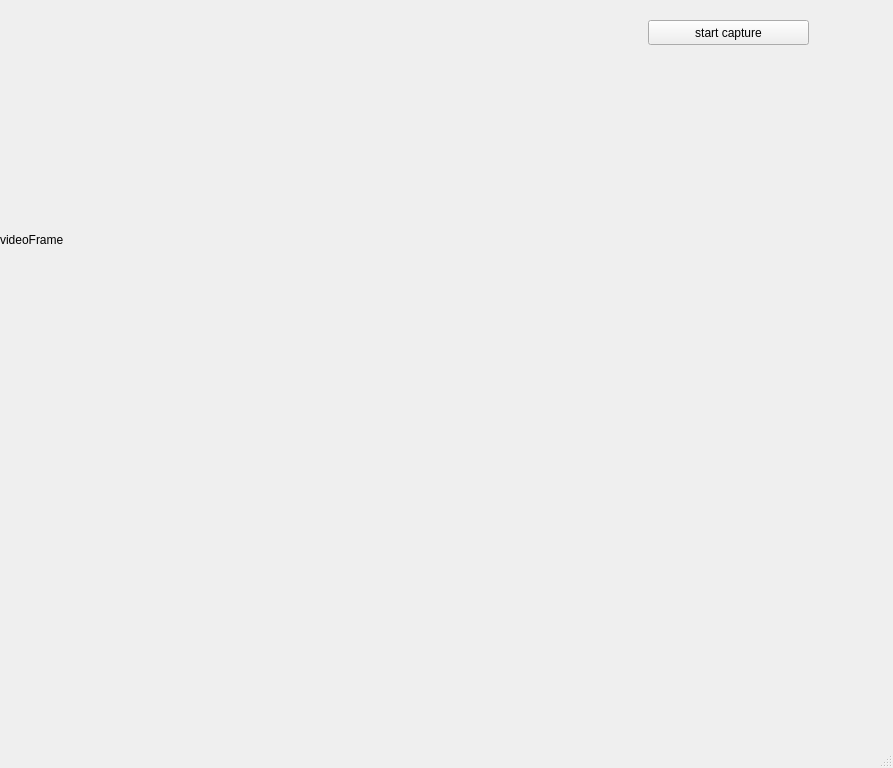
Qt form ui/MainWindow.ui (fabrikant/cvisioner) before a commit.
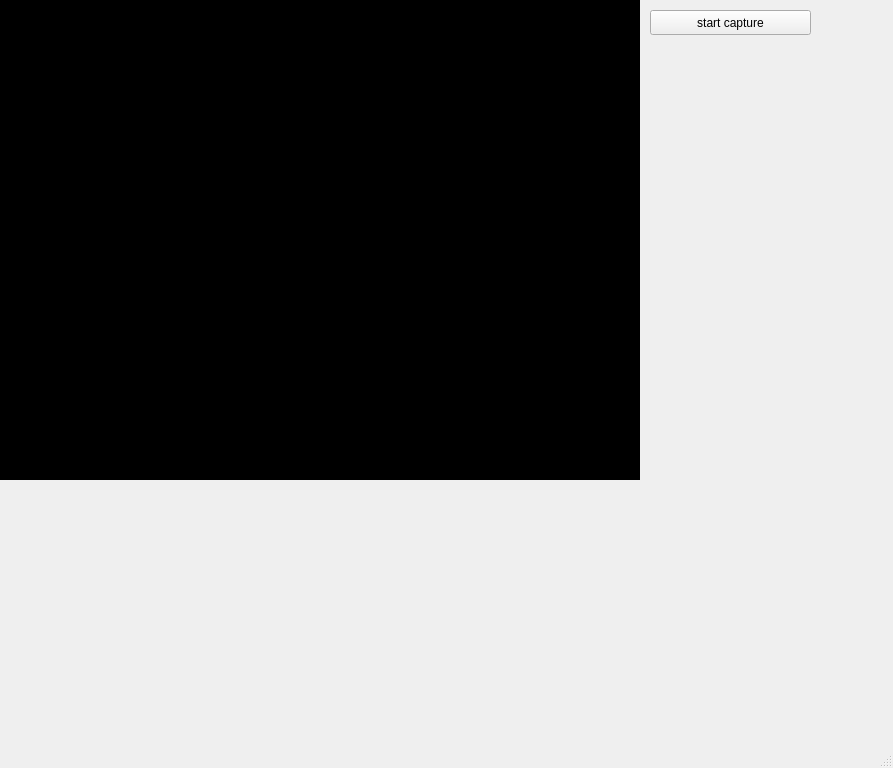
The same form after that commit.

```diff
--- a/ui/MainWindow.ui
+++ b/ui/MainWindow.ui
@@ -23,15 +23,18 @@
       <height>480</height>
      </rect>
     </property>
+    <property name="styleSheet">
+     <string notr="true">background-color: rgb(0, 0, 0);</string>
+    </property>
     <property name="text">
-     <string>videoFrame</string>
+     <string/>
     </property>
    </widget>
    <widget class="QPushButton" name="buttonStartCapture">
     <property name="geometry">
      <rect>
-      <x>648</x>
-      <y>20</y>
+      <x>650</x>
+      <y>10</y>
       <width>161</width>
       <height>25</height>
      </rect>
```
Left out of the diff: 22 changed lines with no effect on the pictures.
